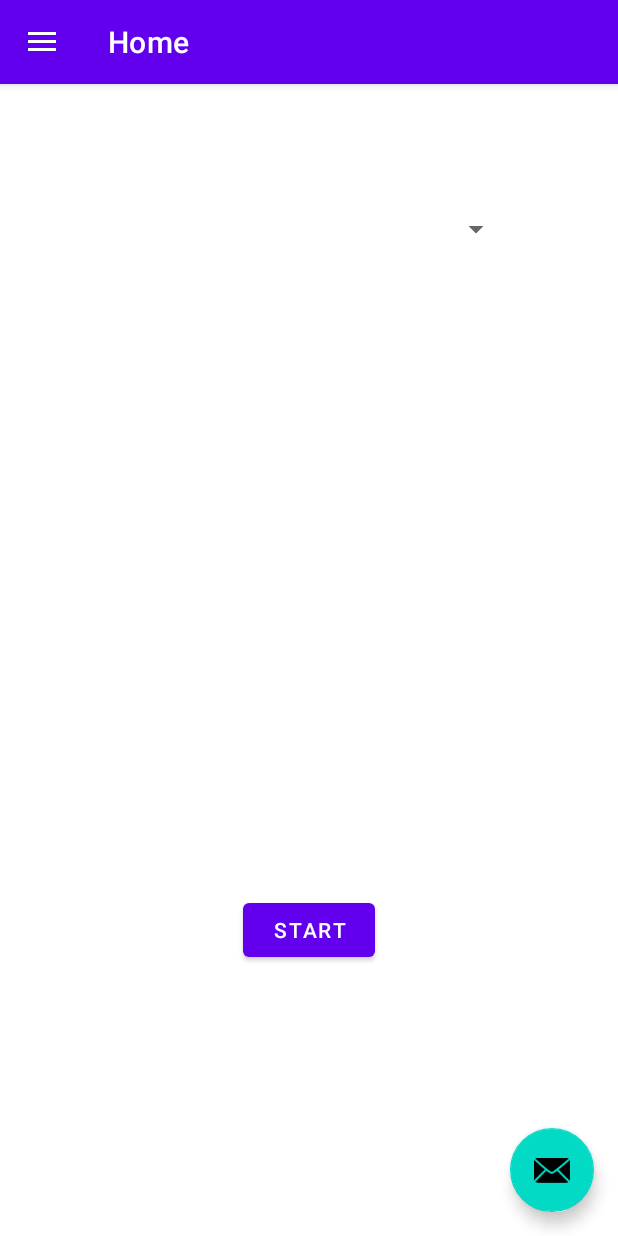
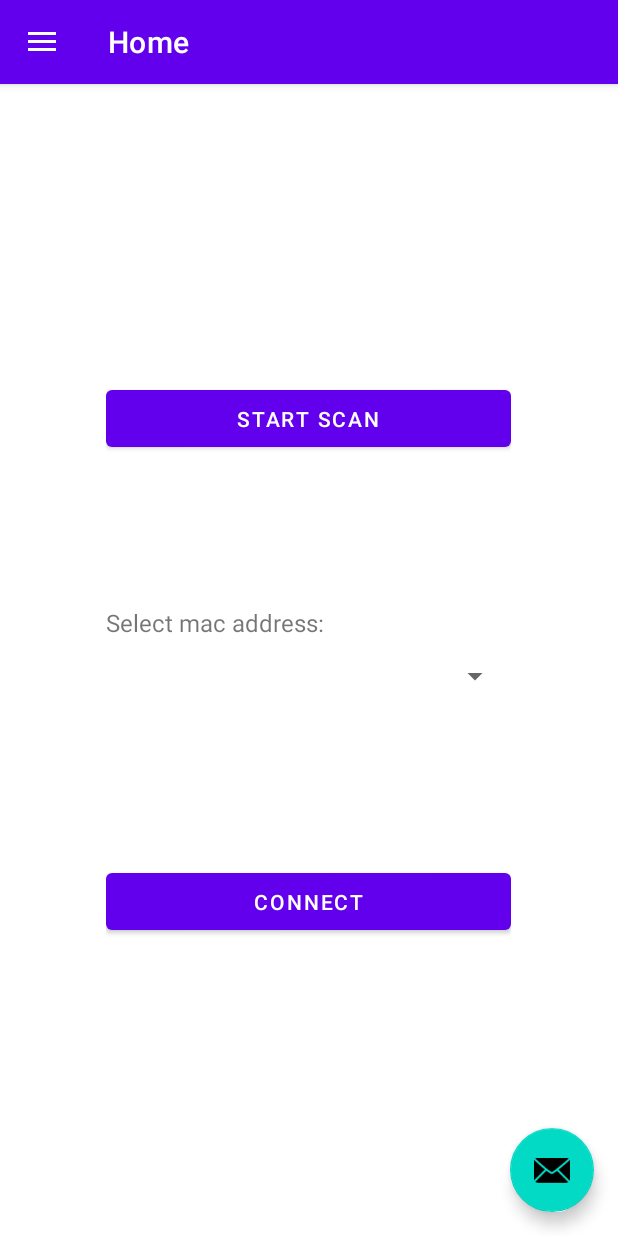
Before and after one commit to EvaOrange73/elm327_mvp, an Android app: the screen it shows after launch (MainActivity), on a phone screen of 412 x 824 dp. Run offline under Robolectric (Android 15) with nearby library versions, the phone set to English and light mode, and no system bars; our stand-ins replace navigation-ui.

Commit message:
scanning page ui

```diff
--- a/android/app/src/main/java/com/example/elm327/MainActivity.kt
+++ b/android/app/src/main/java/com/example/elm327/MainActivity.kt
@@ -96,10 +96,12 @@ class MainActivity : AppCompatActivity() {
                     bleService = (binder as BleService.BleBinder).service
                     binder.setChangeColorCallback { newValue: Boolean ->
                         if (newValue) {
-                            findViewById<Button>(R.id.button).setBackgroundColor(Color.RED)
+                            findViewById<Button>(R.id.button1).setBackgroundColor(Color.GRAY)
+                            findViewById<Button>(R.id.button1).text =  getString(R.string.scanning)
                         }
                         else {
-                            findViewById<Button>(R.id.button).setBackgroundColor(Color.GREEN)
+                            findViewById<Button>(R.id.button1).setBackgroundColor(Color.GREEN)
+                            findViewById<Button>(R.id.button1).text =  getString(R.string.start)
                         }
                     }
                     binder.setSpinnerListCallback {
--- a/android/app/src/main/res/layout/fragment_home.xml
+++ b/android/app/src/main/res/layout/fragment_home.xml
@@ -6,27 +6,49 @@
     android:layout_height="match_parent"
     tools:context=".ui.home.HomeFragment">
 
-    <Button
-        android:id="@+id/button"
+
+    <LinearLayout
         android:layout_width="wrap_content"
         android:layout_height="wrap_content"
-        android:onClick="onClick"
-        android:text="@string/start"
+        android:orientation="vertical"
         app:layout_constraintBottom_toBottomOf="parent"
         app:layout_constraintEnd_toEndOf="parent"
-        app:layout_constraintHorizontal_bias="0.5"
+        app:layout_constraintHorizontal_bias="0.496"
         app:layout_constraintStart_toStartOf="parent"
-        app:layout_constraintTop_toTopOf="parent"
-        app:layout_constraintVertical_bias="0.75" />
+        app:layout_constraintTop_toTopOf="parent">
 
+        <Button
+            android:id="@+id/button1"
+            android:layout_width="270dp"
+            android:layout_height="50dp"
+            android:onClick="onClick"
+            android:text="@string/start" />
 
-    <Spinner
-        android:id="@+id/spinner"
-        android:layout_width="270dp"
-        android:layout_height="50dp"
-        android:layout_marginTop="72dp"
-        app:layout_constraintEnd_toEndOf="parent"
-        app:layout_constraintHorizontal_bias="0.5"
-        app:layout_constraintStart_toStartOf="parent"
-        app:layout_constraintTop_toTopOf="parent" />
+        <Space
+            android:layout_width="match_parent"
+            android:layout_height="100dp" />
+
+        <TextView
+            android:id="@+id/textView2"
+            android:layout_width="270dp"
+            android:layout_height="wrap_content"
+            android:text="@string/select_mac_address"
+            android:textSize="16sp"
+            tools:text="Select mac-address:" />
+
+        <Spinner
+            android:id="@+id/spinner"
+            android:layout_width="270dp"
+            android:layout_height="50dp" />
+
+        <Space
+            android:layout_width="match_parent"
+            android:layout_height="100dp" />
+
+        <Button
+            android:id="@+id/button2"
+            android:layout_width="270dp"
+            android:layout_height="50dp"
+            android:text="@string/connect" />
+    </LinearLayout>
 </androidx.constraintlayout.widget.ConstraintLayout>
--- a/android/app/src/main/res/values/strings.xml
+++ b/android/app/src/main/res/values/strings.xml
@@ -19,6 +19,10 @@
 <!--        <item>Read supported PIDs</item>-->
 <!--        <item>Send to server</item>-->
 <!--    </string-array>-->
-    <string name="start">Start</string>
-<!--    <string name="restart">Restart</string>-->
+    <string name="start">start scan</string>
+    <string name="scanning">scanning…</string>
+    <string name="select_mac_address">Select mac address:</string>
+    <string name="connect">connect</string>
+    <string name="disconnect">disconnect</string>
+    <!--    <string name="restart">Restart</string>-->
 </resources>
```
